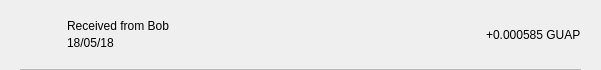
This is src/qt/guapcoin/forms/txrow.ui in guapcrypto/Guapcoin as Qt 5 draws it before an edit. The edited form follows.
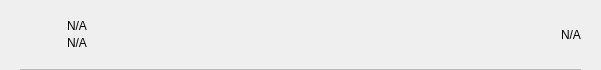
This is the edited form.

Diff of the .ui file:
```diff
--- a/src/qt/guapcoin/forms/txrow.ui
+++ b/src/qt/guapcoin/forms/txrow.ui
@@ -110,7 +110,7 @@
               <string notr="true"/>
              </property>
              <property name="text">
-              <string>Received from Bob</string>
+              <string notr="true">N/A</string>
              </property>
              <property name="alignment">
               <set>Qt::AlignBottom|Qt::AlignLeading|Qt::AlignLeft</set>
@@ -123,7 +123,7 @@
               <string notr="true"/>
              </property>
              <property name="text">
-              <string>18/05/18</string>
+              <string notr="true">N/A</string>
              </property>
              <property name="alignment">
               <set>Qt::AlignLeading|Qt::AlignLeft|Qt::AlignTop</set>
@@ -138,7 +138,7 @@
             <string notr="true"/>
            </property>
            <property name="text">
-            <string>+0.000585 GUAP</string>
+            <string notr="true">N/A</string>
            </property>
           </widget>
          </item>
```
